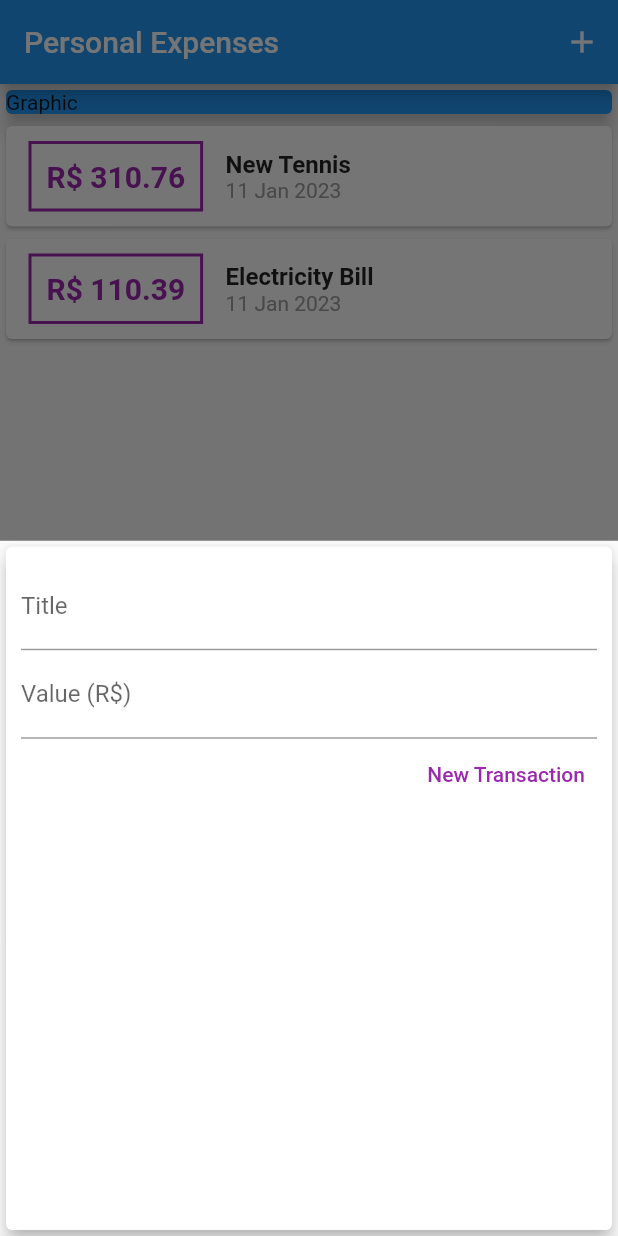
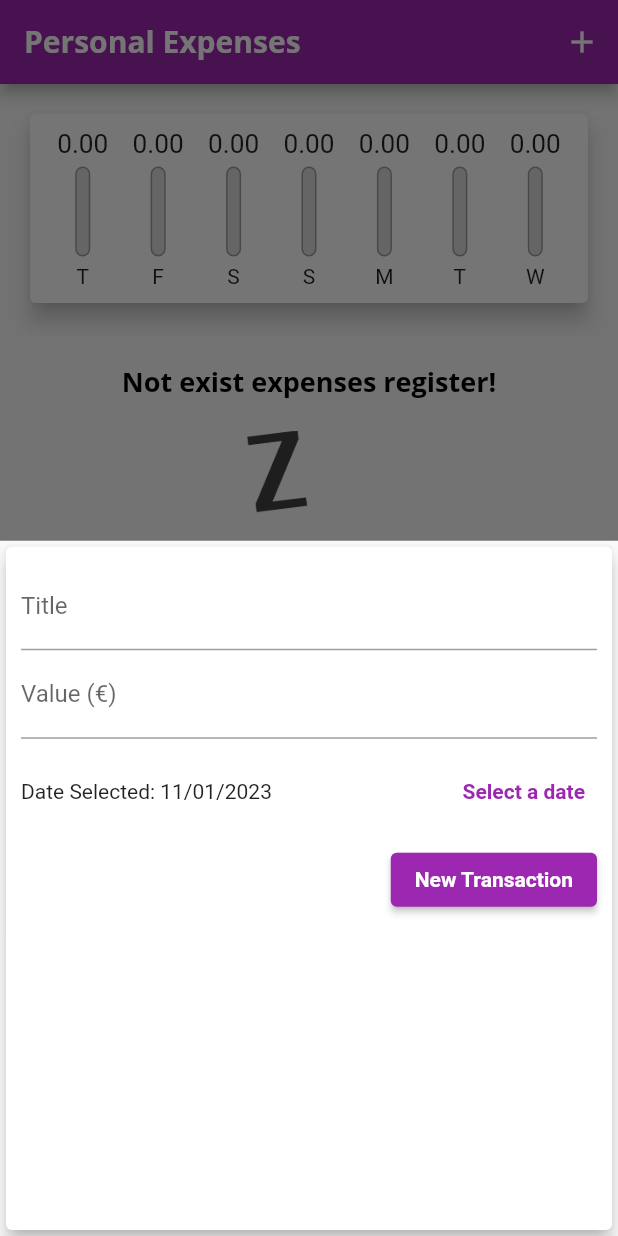
Before and after one commit to Uriel-David/Estudos_Dart-Flutter, a Flutter app: the screen it shows after launch, after a tap on the "add" icon, on a phone screen of 412 x 824 dp. Run offline on Flutter 3.47's test engine with Material 2 defaults, Android fonts, the light colour scheme and no system bars.

Commit message:
finsh expense app project

```diff
--- /dev/null
+++ b/expenses/lib/components/chart.dart
@@ -0,0 +1,69 @@
+// ignore_for_file: avoid_print
+import 'package:expenses/components/chart_bar.dart';
+import 'package:flutter/material.dart';
+import 'package:intl/intl.dart';
+import 'package:expenses/models/trasaction.dart';
+
+class Chart extends StatelessWidget {
+  const Chart(this.recentTransaction, {super.key});
+
+  final List<Transaction> recentTransaction;
+
+  List<Map<String, Object>> get groupedTransactions {
+    return List.generate(7, (index) {
+      final weekDay = DateTime.now().subtract(Duration(days: index));
+
+      double totalSum = 0.0;
+
+      for (var i = 0; i < recentTransaction.length; i++) {
+        bool sameDay = recentTransaction[i].date.day == weekDay.day;
+        bool sameMonth = recentTransaction[i].date.month == weekDay.month;
+        bool sameYear = recentTransaction[i].date.year == weekDay.year;
+
+        if (sameDay && sameMonth && sameYear) {
+          totalSum += recentTransaction[i].value;
+        }
+      }
+
+      return {
+        'day': DateFormat.E().format(weekDay)[0],
+        'value': totalSum,
+      };
+    }).reversed.toList();
+  }
+
+  double get _weekTotalValue {
+    return groupedTransactions.fold(0.0, (sumTransaction, currentTransaction) {
+      return sumTransaction +
+          (double.tryParse(currentTransaction['value'].toString()) ?? 0.0);
+    });
+  }
+
+  @override
+  Widget build(BuildContext context) {
+    return Card(
+      elevation: 6,
+      margin: const EdgeInsets.all(20),
+      child: Padding(
+        padding: const EdgeInsets.all(10),
+        child: Row(
+          mainAxisAlignment: MainAxisAlignment.spaceAround,
+          children: groupedTransactions.map((transaction) {
+            return Flexible(
+              fit: FlexFit.tight,
+              child: ChartBar(
+                label: transaction['day'].toString(),
+                value: double.tryParse(transaction['value'].toString()) ?? 0.0,
+                percentage: _weekTotalValue == 0
+                    ? 0
+                    : (double.tryParse(transaction['value'].toString()) ??
+                            0.0) /
+                        _weekTotalValue,
+              ),
+            );
+          }).toList(),
+        ),
+      ),
+    );
+  }
+}
--- /dev/null
+++ b/expenses/lib/components/chart_bar.dart
@@ -0,0 +1,59 @@
+import 'package:flutter/material.dart';
+
+class ChartBar extends StatelessWidget {
+  const ChartBar({
+    super.key,
+    required this.label,
+    required this.value,
+    required this.percentage,
+  });
+
+  final String label;
+  final double value;
+  final double percentage;
+
+  @override
+  Widget build(BuildContext context) {
+    return Column(
+      children: <Widget>[
+        SizedBox(
+          height: 20,
+          child: FittedBox(
+            child: Text(value.toStringAsFixed(2)),
+          ),
+        ),
+        const SizedBox(height: 5),
+        SizedBox(
+          height: 60,
+          width: 10,
+          child: Stack(
+            alignment: Alignment.bottomCenter,
+            children: <Widget>[
+              Container(
+                decoration: BoxDecoration(
+                  border: Border.all(
+                    color: Colors.grey,
+                    width: 1.0,
+                  ),
+                  color: const Color.fromRGBO(220, 220, 220, 1),
+                  borderRadius: BorderRadius.circular(5),
+                ),
+              ),
+              FractionallySizedBox(
+                heightFactor: percentage,
+                child: Container(
+                  decoration: BoxDecoration(
+                    color: Theme.of(context).primaryColor,
+                    borderRadius: BorderRadius.circular(5),
+                  ),
+                ),
+              )
+            ],
+          ),
+        ),
+        const SizedBox(height: 5),
+        Text(label),
+      ],
+    );
+  }
+}
--- a/expenses/lib/components/transaction_form.dart
+++ b/expenses/lib/components/transaction_form.dart
@@ -1,21 +1,47 @@
+// ignore_for_file: unnecessary_null_comparison
 import 'package:flutter/material.dart';
+import 'package:intl/intl.dart';
 
-class TransactionForm extends StatelessWidget {
-  TransactionForm(this.onSubmit, {super.key});
+class TransactionForm extends StatefulWidget {
+  const TransactionForm(this.onSubmit, {super.key});
 
-  final titleController = TextEditingController();
-  final valueController = TextEditingController();
-  final void Function(String, double) onSubmit;
+  final void Function(String, double, DateTime) onSubmit;
+
+  @override
+  State<TransactionForm> createState() => _TransactionFormState();
+}
+
+class _TransactionFormState extends State<TransactionForm> {
+  final _titleController = TextEditingController();
+  final _valueController = TextEditingController();
+  DateTime _selectedDate = DateTime.now();
 
   _submitForm() {
-    final title = titleController.text;
-    final value = double.tryParse(valueController.text) ?? 0.0;
+    final title = _titleController.text;
+    final value = double.tryParse(_valueController.text) ?? 0.0;
 
-    if (title.isEmpty || value <= 0) {
+    if (title.isEmpty || value <= 0 || _selectedDate == null) {
       return;
     }
 
-    onSubmit(title, value);
+    widget.onSubmit(title, value, _selectedDate);
+  }
+
+  _showDatePicker() {
+    showDatePicker(
+      context: context,
+      initialDate: DateTime.now(),
+      firstDate: DateTime(2019),
+      lastDate: DateTime.now(),
+    ).then((pickedDate) {
+      if (pickedDate == null) {
+        return;
+      }
+
+      setState(() {
+        _selectedDate = pickedDate;
+      });
+    });
   }
 
   @override
@@ -27,30 +53,53 @@
         child: Column(
           children: <Widget>[
             TextField(
-              controller: titleController,
+              controller: _titleController,
               onSubmitted: (_) => _submitForm(),
               decoration: const InputDecoration(
                 labelText: 'Title',
               ),
             ),
             TextField(
-              controller: valueController,
+              controller: _valueController,
               keyboardType:
                   const TextInputType.numberWithOptions(decimal: true),
               onSubmitted: (_) => _submitForm(),
               decoration: const InputDecoration(
-                labelText: 'Value (R\$)',
+                labelText: 'Value (€)',
+              ),
+            ),
+            SizedBox(
+              height: 70,
+              child: Row(
+                children: <Widget>[
+                  Expanded(
+                    child: Text(
+                      _selectedDate == null
+                          ? 'Nothing date selected!'
+                          : 'Date Selected: ${DateFormat('dd/MM/y').format(_selectedDate)}',
+                    ),
+                  ),
+                  TextButton(
+                    onPressed: _showDatePicker,
+                    child: const Text(
+                      'Select a date',
+                      style: TextStyle(
+                        fontWeight: FontWeight.bold,
+                      ),
+                    ),
+                  )
+                ],
               ),
             ),
             Row(
               mainAxisAlignment: MainAxisAlignment.end,
               children: <Widget>[
-                TextButton(
+                ElevatedButton(
                   onPressed: _submitForm,
-                  child: const Text(
+                  child: Text(
                     'New Transaction',
                     style: TextStyle(
-                      color: Colors.purple,
+                      color: Theme.of(context).textTheme.button?.color,
                     ),
                   ),
                 ),
--- a/expenses/lib/components/transaction_list.dart
+++ b/expenses/lib/components/transaction_list.dart
@@ -4,59 +4,68 @@
 
 class TransactionList extends StatelessWidget {
   final List<Transaction> transactions;
+  final void Function(String) onRemove;
 
-  const TransactionList(this.transactions, {super.key});
+  const TransactionList(this.transactions, this.onRemove, {super.key});
 
   @override
   Widget build(BuildContext context) {
     return SizedBox(
-      height: 300,
-      child: ListView.builder(
+      height: 430,
+      child: transactions.isEmpty
+          ? Column(
+              children: <Widget>[
+                const SizedBox(
+                  height: 20,
+                ),
+                Text(
+                  'Not exist expenses register!',
+                  style: Theme.of(context).textTheme.headline6,
+                ),
+                const SizedBox(
+                  height: 20,
+                ),
+                SizedBox(
+                  height: 200,
+                  child: Image.asset(
+                    'assets/images/waiting.png',
+                    fit: BoxFit.cover,
+                  ),
+                ),
+              ],
+            )
+          : ListView.builder(
               itemCount: transactions.length,
               itemBuilder: (ctx, index) {
                 final transaction = transactions[index];
                 return Card(
-            child: Row(
-              children: <Widget>[
-                Container(
+                  elevation: 5,
                   margin: const EdgeInsets.symmetric(
-                    horizontal: 15,
-                    vertical: 10,
+                    vertical: 8,
+                    horizontal: 5,
                   ),
-                  decoration: BoxDecoration(
-                      border: Border.all(
-                    color: Colors.purple,
-                    width: 2,
-                  )),
-                  padding: const EdgeInsets.all(10),
-                  child: Text(
-                    'R\$ ${transaction.value.toStringAsFixed(2)}',
-                    style: const TextStyle(
-                      fontWeight: FontWeight.bold,
-                      fontSize: 20,
-                      color: Colors.purple,
+                  child: ListTile(
+                    leading: CircleAvatar(
+                      radius: 30,
+                      child: Padding(
+                        padding: const EdgeInsets.all(6),
+                        child: FittedBox(
+                          child: Text('\$${transaction.value}'),
                         ),
                       ),
                     ),
-                Column(
-                  crossAxisAlignment: CrossAxisAlignment.start,
-                  children: <Widget>[
-                    Text(
+                    title: Text(
                       transaction.title,
-                      style: const TextStyle(
-                        fontSize: 16,
-                        fontWeight: FontWeight.bold,
+                      style: Theme.of(context).textTheme.headline6,
                     ),
+                    subtitle: Text(
+                      DateFormat('d MMM y').format(transaction.date),
                     ),
-                    Text(
-                      DateFormat('d MMM y').format(transaction.date),
-                      style: const TextStyle(
-                        color: Colors.grey,
+                    trailing: IconButton(
+                      icon: const Icon(Icons.delete),
+                      color: Theme.of(context).errorColor,
+                      onPressed: () => onRemove(transaction.id),
                     ),
-                    ),
-                  ],
-                )
-              ],
                   ),
                 );
               },
--- a/expenses/lib/main.dart
+++ b/expenses/lib/main.dart
@@ -1,58 +1,85 @@
-// ignore_for_file: avoid_print
+// ignore_for_file: avoid_print, library_private_types_in_public_api
+import 'package:expenses/components/chart.dart';
 import 'package:flutter/material.dart';
 import 'dart:math';
 import './components/transaction_form.dart';
 import './components/transaction_list.dart';
 import './models/trasaction.dart';
 
-void main() {
-  runApp(const ExpensesApp());
-}
+main() => runApp(const ExpensesApp());
 
 class ExpensesApp extends StatelessWidget {
   const ExpensesApp({super.key});
 
   @override
   Widget build(BuildContext context) {
-    return const MaterialApp(
-      home: MyHomePage(),
+    final ThemeData theme = ThemeData();
+
+    return MaterialApp(
+      home: const MyHomePage(),
+      theme: theme.copyWith(
+        colorScheme: theme.colorScheme.copyWith(
+          primary: Colors.purple,
+          secondary: Colors.amber,
+        ),
+        textTheme: theme.textTheme.copyWith(
+          headline6: const TextStyle(
+            fontFamily: 'OpenSans',
+            fontSize: 18,
+            fontWeight: FontWeight.bold,
+            color: Colors.black,
+          ),
+          button: const TextStyle(
+            color: Colors.white,
+            fontWeight: FontWeight.bold,
+          ),
+        ),
+        appBarTheme: const AppBarTheme(
+          titleTextStyle: TextStyle(
+            fontFamily: 'OpenSans',
+            fontSize: 20,
+            fontWeight: FontWeight.bold,
+          ),
+        ),
+      ),
     );
   }
 }
 
 class MyHomePage extends StatefulWidget {
-  const MyHomePage({Key? key}) : super(key: key);
+  const MyHomePage({super.key});
 
   @override
-  State<MyHomePage> createState() => _MyHomePageState();
+  _MyHomePageState createState() => _MyHomePageState();
 }
 
 class _MyHomePageState extends State<MyHomePage> {
-  final _trasactions = [
-    Transaction(
-      id: 't1',
-      title: 'New Tennis',
-      value: 310.76,
-      date: DateTime.now(),
-    ),
-    Transaction(
-      id: 't2',
-      title: 'Electricity Bill',
-      value: 110.39,
-      date: DateTime.now(),
-    ),
-  ];
+  final List<Transaction> _transactions = [];
 
-  _addTransaction(String title, double value) {
+  List<Transaction> get _recentTransactions {
+    return _transactions.where((tr) {
+      return tr.date.isAfter(DateTime.now().subtract(const Duration(days: 7)));
+    }).toList();
+  }
+
+  _addTransaction(String title, double value, DateTime date) {
     final newTransaction = Transaction(
       id: Random().nextDouble().toString(),
       title: title,
       value: value,
-      date: DateTime.now(),
+      date: date,
     );
 
     setState(() {
-      _trasactions.add(newTransaction);
+      _transactions.add(newTransaction);
+    });
+
+    Navigator.of(context).pop();
+  }
+
+  _removeTransaction(String id) {
+    setState(() {
+      _transactions.removeWhere((transaction) => transaction.id == id);
     });
   }
 
@@ -72,30 +99,23 @@
         title: const Text('Personal Expenses'),
         actions: <Widget>[
           IconButton(
+            icon: const Icon(Icons.add),
             onPressed: () => _openTransactionFormModal(context),
-            icon: const Icon(Icons.add),
-          )
+          ),
         ],
       ),
       body: SingleChildScrollView(
         child: Column(
           crossAxisAlignment: CrossAxisAlignment.stretch,
           children: <Widget>[
-            const SizedBox(
-              width: double.infinity,
-              child: Card(
-                color: Colors.blue,
-                elevation: 5,
-                child: Text('Graphic'),
-              ),
-            ),
-            TransactionList(_trasactions),
+            Chart(_recentTransactions),
+            TransactionList(_transactions, _removeTransaction),
           ],
         ),
       ),
       floatingActionButton: FloatingActionButton(
+        child: const Icon(Icons.add),
         onPressed: () => _openTransactionFormModal(context),
-        child: const Icon(Icons.add),
       ),
       floatingActionButtonLocation: FloatingActionButtonLocation.centerFloat,
     );
```
Also changed, not shown: expenses/pubspec.yaml (+13 -8 lines), expenses/assets/fonts/OpenSans-Bold.ttf (added), expenses/assets/fonts/OpenSans-Regular.ttf (added), expenses/assets/fonts/Quicksand-Bold.ttf (added), expenses/assets/fonts/Quicksand-Light.ttf (added), expenses/assets/fonts/Quicksand-Medium.ttf (added), expenses/assets/fonts/Quicksand-Regular.ttf (added), expenses/assets/images/waiting.png (added). Lines whose indentation alone changed are shown as unchanged.
